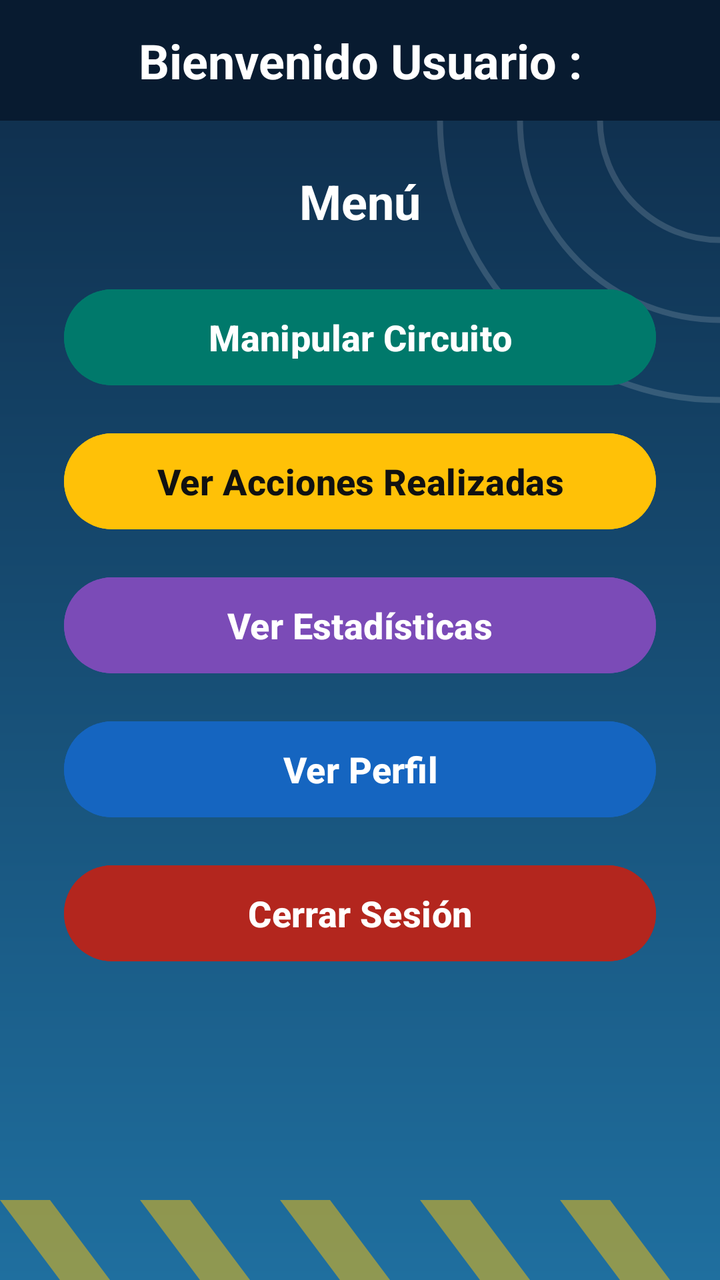
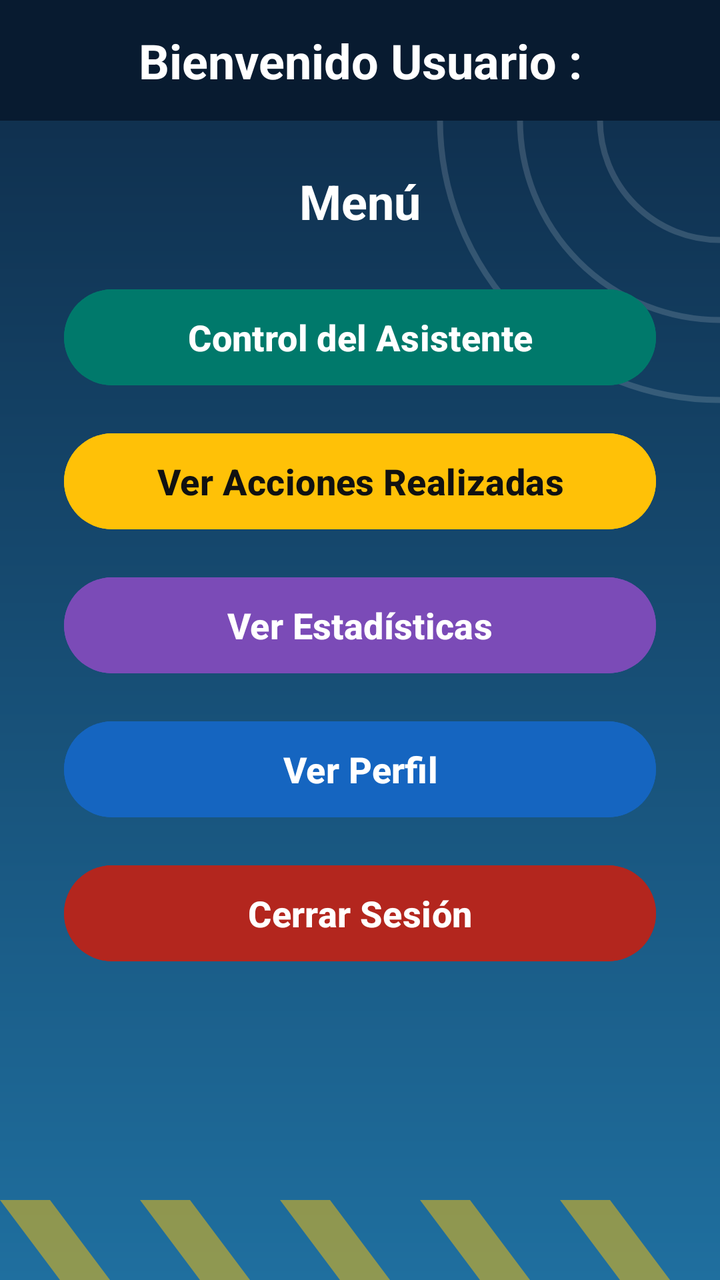

Before-and-after screenshots of an Android layout around one commit, followed by the original layout XML and the change that was made.
<!-- AndroidManifest.xml: application theme Theme.AppParking -->
<!-- res/layout/activity_menu.xml -->
<?xml version="1.0" encoding="utf-8"?>
<LinearLayout xmlns:android="http://schemas.android.com/apk/res/android"
    xmlns:app="http://schemas.android.com/apk/res-auto"
    xmlns:tools="http://schemas.android.com/tools"
    android:id="@+id/main"
    android:layout_width="match_parent"
    android:layout_height="match_parent"
    android:background="@drawable/fondo_app"
    android:orientation="vertical"
    tools:context=".Menu">

    <TextView
        android:id="@+id/tvusumenu"
        android:layout_width="match_parent"
        android:layout_height="wrap_content"
        android:background="@color/barra"
        android:gravity="center"
        android:padding="14dp"
        android:text="Bienvenido Usuario :"
        android:textColor="#FFFFFF"
        android:textSize="24sp"
        android:textStyle="bold" />

    <TextView
        android:id="@+id/tvtitmen"
        android:layout_width="match_parent"
        android:layout_height="wrap_content"
        android:layout_marginTop="24dp"
        android:layout_marginBottom="8dp"
        android:gravity="center"
        android:text="Menú"
        android:textColor="#FFFFFF"
        android:textSize="24sp"
        android:textStyle="bold" />

    <Button
        android:id="@+id/btn1"
        android:layout_width="match_parent"
        android:layout_height="56dp"
        android:layout_marginStart="32dp"
        android:layout_marginTop="16dp"
        android:layout_marginEnd="32dp"
        android:backgroundTint="@color/verde_azulado"
        android:text="Manipular Circuito"
        android:textColor="#FFFFFF"
        android:textSize="18sp"
        android:textStyle="bold"
        app:cornerRadius="28dp" />

    <Button
        android:id="@+id/btn2"
        android:layout_width="match_parent"
        android:layout_height="56dp"
        android:layout_marginStart="32dp"
        android:layout_marginTop="16dp"
        android:layout_marginEnd="32dp"
        android:backgroundTint="@color/amarillo"
        android:text="Ver Acciones Realizadas"
        android:textColor="#111111"
        android:textSize="18sp"
        android:textStyle="bold"
        app:cornerRadius="28dp" />

    <Button
        android:id="@+id/btn3"
        android:layout_width="match_parent"
        android:layout_height="56dp"
        android:layout_marginStart="32dp"
        android:layout_marginTop="16dp"
        android:layout_marginEnd="32dp"
        android:backgroundTint="@color/morado"
        android:text="Ver Estadísticas"
        android:textColor="#FFFFFF"
        android:textSize="18sp"
        android:textStyle="bold"
        app:cornerRadius="28dp" />

    <Button
        android:id="@+id/btn4"
        android:layout_width="match_parent"
        android:layout_height="56dp"
        android:layout_marginStart="32dp"
        android:layout_marginTop="16dp"
        android:layout_marginEnd="32dp"
        android:backgroundTint="@color/azul"
        android:text="Ver Perfil"
        android:textColor="#FFFFFF"
        android:textSize="18sp"
        android:textStyle="bold"
        app:cornerRadius="28dp" />

    <Button
        android:id="@+id/btn5"
        android:layout_width="match_parent"
        android:layout_height="56dp"
        android:layout_marginStart="32dp"
        android:layout_marginTop="16dp"
        android:layout_marginEnd="32dp"
        android:backgroundTint="@color/rojo"
        android:text="Cerrar Sesión"
        android:textColor="#FFFFFF"
        android:textSize="18sp"
        android:textStyle="bold"
        app:cornerRadius="28dp" />

</LinearLayout>
<!-- resources referenced by this layout -->
<resources>
  <color name="amarillo">#FFC107</color>
  <color name="azul">#1565C0</color>
  <color name="barra">#081B30</color>
  <color name="morado">#7B4BB7</color>
  <color name="rojo">#B3261E</color>
  <color name="verde_azulado">#00796B</color>
  <!-- drawable fondo_app (drawable) -->
  <vector xmlns:android="http://schemas.android.com/apk/res/android"
      xmlns:aapt="http://schemas.android.com/aapt"
      android:width="360dp"
      android:height="640dp"
      android:viewportWidth="360"
      android:viewportHeight="640">
      <path android:pathData="M0,0h360v640h-360z">
          <aapt:attr name="android:fillColor">
              <gradient android:type="linear" android:startX="180" android:startY="0"
                  android:endX="180" android:endY="640">
                  <item android:offset="0" android:color="#0E2A47"/>
                  <item android:offset="1" android:color="#1F6F9F"/>
              </gradient>
          </aapt:attr>
      </path>
      <path android:pathData="M300,60a60,60 0 1,0 120,0a60,60 0 1,0 -120,0"
          android:strokeColor="#26FFFFFF" android:strokeWidth="3" android:fillColor="#00000000"/>
      <path android:pathData="M260,60a100,100 0 1,0 200,0a100,100 0 1,0 -200,0"
          android:strokeColor="#26FFFFFF" android:strokeWidth="3" android:fillColor="#00000000"/>
      <path android:pathData="M220,60a140,140 0 1,0 280,0a140,140 0 1,0 -280,0"
          android:strokeColor="#26FFFFFF" android:strokeWidth="3" android:fillColor="#00000000"/>
      <path android:pathData="M0,600L30,640L55,640L25,600z" android:fillColor="#80FFC107"/>
      <path android:pathData="M70,600L100,640L125,640L95,600z" android:fillColor="#80FFC107"/>
      <path android:pathData="M140,600L170,640L195,640L165,600z" android:fillColor="#80FFC107"/>
      <path android:pathData="M210,600L240,640L265,640L235,600z" android:fillColor="#80FFC107"/>
      <path android:pathData="M280,600L310,640L335,640L305,600z" android:fillColor="#80FFC107"/>
  </vector>
  <style name="Theme.AppParking" parent="Base.Theme.AppParking" />
  <style name="Base.Theme.AppParking" parent="Theme.Material3.DayNight.NoActionBar">
          
          
      </style>
</resources>

<!-- the commit's change to res/layout/activity_menu.xml (unified diff, before → after) -->
@@ -41,7 +41,7 @@
         android:layout_marginTop="16dp"
         android:layout_marginEnd="32dp"
         android:backgroundTint="@color/verde_azulado"
-        android:text="Manipular Circuito"
+        android:text="Control del Asistente"
         android:textColor="#FFFFFF"
         android:textSize="18sp"
         android:textStyle="bold"
